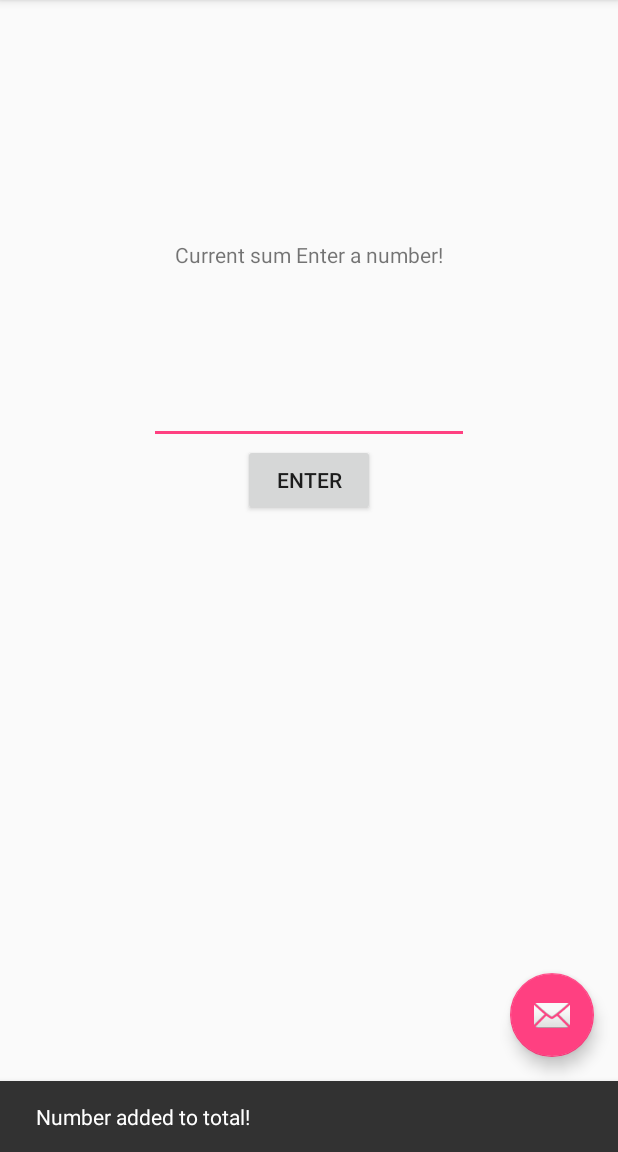
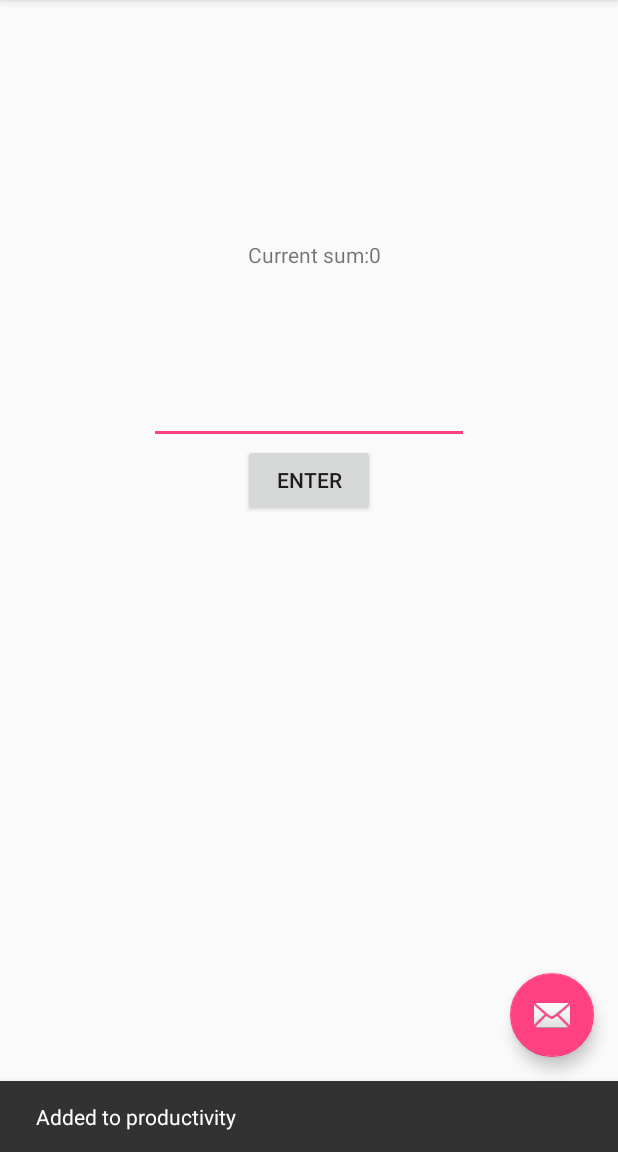
Before and after one commit to frigidpi/productivity-tracker, an Android app: the screen it shows after launch (MainActivity), after a tap on "ENTER", on a phone screen of 412 x 824 dp, the part 84-1236 px from its top. Run offline under Robolectric (Android 15) with nearby library versions, the phone set to English and light mode, and no system bars; 2 statements that could not run were skipped.

Commit message:
Added function for button

```diff
--- a/app/src/main/java/com/example/android/productivitytracker/MainActivity.java
+++ b/app/src/main/java/com/example/android/productivitytracker/MainActivity.java
@@ -9,8 +9,12 @@ import android.view.View;
 import android.view.Menu;
 import android.view.MenuItem;
 import android.widget.Button;
+import android.widget.EditText;
+import android.widget.TextView;
 
 public class MainActivity extends AppCompatActivity {
+
+    int currentSum = 0;
 
     @Override
     protected void onCreate(Bundle savedInstanceState) {
@@ -24,7 +28,12 @@ public class MainActivity extends AppCompatActivity {
         taskButton.setOnClickListener(new View.OnClickListener() {
             @Override
             public void onClick(View view) {
-                Snackbar.make(view, "Number added to total!", Snackbar.LENGTH_LONG)
+                EditText editText = (EditText) findViewById(R.id.edit_text);
+                Integer input = Integer.parseInt(editText.getText().toString());
+                currentSum += input;
+                TextView scoreTextView = (TextView) findViewById(R.id.score);
+                scoreTextView.setText(String.valueOf(currentSum));
+                Snackbar.make(view, "Added to productivity", Snackbar.LENGTH_LONG)
                         .setAction("Action", null).show();
             }
         });
--- a/app/src/main/res/layout/content_main.xml
+++ b/app/src/main/res/layout/content_main.xml
@@ -14,11 +14,21 @@
     tools:context=".MainActivity">
 
     <TextView
-        android:text="Current sum Enter a number!"
+        android:text="Current sum:"
         android:layout_width="wrap_content"
         android:layout_height="wrap_content"
         android:id="@+id/textView"
         android:layout_marginTop="144dp"
+        android:layout_alignParentTop="true"
+        android:layout_centerHorizontal="true" />
+
+    <TextView
+        android:text="0"
+        android:layout_width="wrap_content"
+        android:layout_height="wrap_content"
+        android:id="@+id/score"
+        android:layout_marginTop="144dp"
+        android:layout_toRightOf="@+id/textView"
         android:layout_alignParentTop="true"
         android:layout_centerHorizontal="true" />
 
```
Also changed, not shown: 1 other file.
